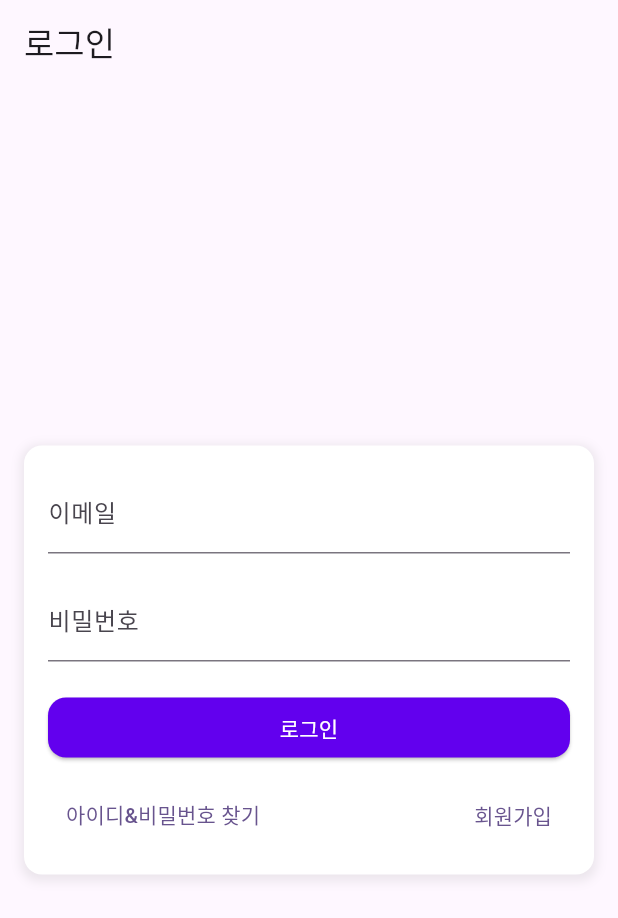
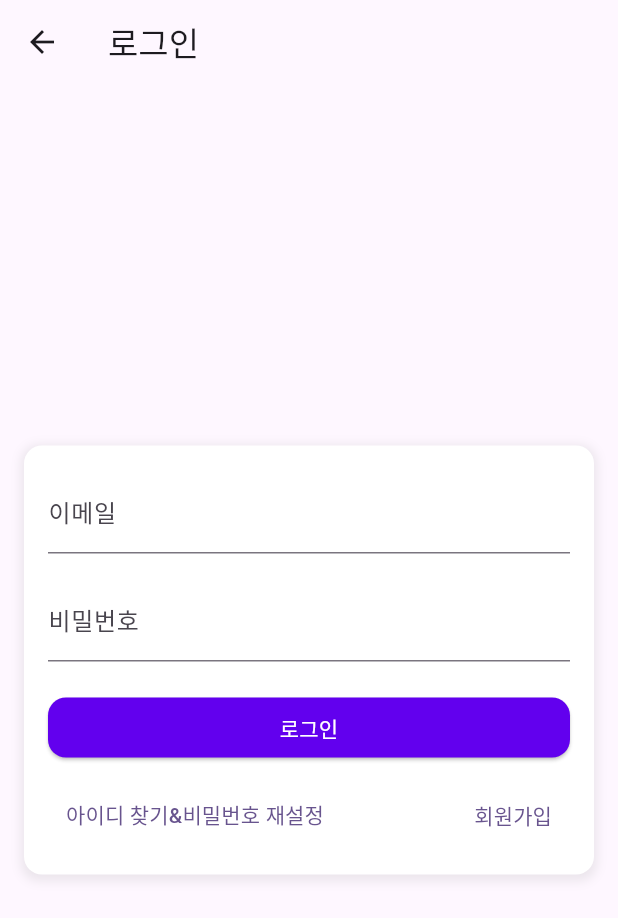
Before and after one commit to Aedli/secretDiary, a Flutter app: the screen it shows after launch, on a phone screen of 412 x 824 dp. Shown: the top 918 px of the screen. Run offline on Flutter 3.47's test engine with Material 3 defaults, Android fonts, the phone set to English and light mode, and no system bars; our stand-ins replace cloud_firestore, firebase_auth, firebase_core, flutter_dotenv, image_picker, video_player; accounts and stored records are empty.

Commit message:
로그인 부분 리팩토링

```diff
--- a/lib/routes.dart
+++ b/lib/routes.dart
@@ -16,7 +16,7 @@ class AppRoutes {
 
   static Map<String, WidgetBuilder> getRoutes() {
     return {
-      login: (context) => const LoginScreen(),
+      login: (context) => LoginScreen(),
       forgotPassword: (context) => ForgotPasswordScreen(),
       signUp: (context) => SignUpScreen(),
       account: (context) => const AccountPage(),
--- a/lib/screens/login_screen.dart
+++ b/lib/screens/login_screen.dart
@@ -1,16 +1,88 @@
 import 'package:flutter/material.dart';
+import '../routes.dart';
+import '../show_dialog.dart';
 import '../widgets/login_form.dart'; // LoginForm 위젯 임포트
+import '../models/user_model.dart'; // UserModel 임포트
 
 class LoginScreen extends StatelessWidget {
-  const LoginScreen({super.key});
+  LoginScreen({super.key});
+
+  final TextEditingController _emailController = TextEditingController();
+  final TextEditingController _passwordController = TextEditingController();
+  final UserModel _userModel = UserModel(); // UserModel 인스턴스 생성
 
   @override
   Widget build(BuildContext context) {
     return Scaffold(
-      appBar: AppBar(title: const Text('로그인')),
-      body: const Center(
-        child: LoginForm(), // LoginForm 위젯 사용
+      appBar: AppBar(
+        title: const Text('로그인'),
+        leading: IconButton(
+          icon: const Icon(Icons.arrow_back),
+          onPressed: () {
+            Navigator.pop(context);
+          },
+        ),
+      ),
+      body: Center(
+        child: LoginForm(
+          emailController: _emailController,
+          passwordController: _passwordController,
+          onSignIn: (context) => _signIn(context), // 로그인 함수 전달
+          onNavigateToForgot: () => _navigateToForgotScreen(context), // 비밀번호 찾기 함수 전달
+          onNavigateToSignUp: () => _navigateToSignUpScreen(context), // 회원가입 함수 전달
+        ), // LoginForm 위젯 사용
       ),
     );
   }
+
+  void _signIn(BuildContext context) async {
+    String email = _emailController.text.trim();
+    String password = _passwordController.text.trim();
+
+    // 이메일 입력 확인
+    if (email.isEmpty) {
+      showErrorDialog(context, '이메일을 입력하세요.'); // 이메일이 비어있을 때
+      return;
+    }
+
+    // 이메일 형식 확인
+    RegExp emailRegExp = RegExp(r'^[a-zA-Z0-9._%+-]+@[a-zA-Z0-9.-]+\.[a-zA-Z]{2,}$');
+    if (!emailRegExp.hasMatch(email)) {
+      showErrorDialog(context, '이메일 형식이 올바르지 않습니다.'); // 이메일 형식이 유효하지 않을 때
+      return;
+    }
+
+    // 비밀번호 입력 확인
+    if (password.isEmpty) {
+      showErrorDialog(context, '비밀번호를 입력하세요.'); // 비밀번호가 비어있을 때
+      return;
+    }
+
+    // UserModel을 사용하여 로그인 시도
+    final userCredential = await _userModel.signIn(email, password);
+
+    if (userCredential != null) {
+      // Firestore에서 사용자 이름 가져오기
+      String? userName = await _userModel.getUserName(userCredential.user?.uid ?? '');
+
+      if (userName != null) {
+        showSuccessDialog(context, '$userName님 반갑습니다!', () {
+          Navigator.pushReplacementNamed(context, AppRoutes.tapPage); // TapPage로 이동
+        });
+      } else {
+        showErrorDialog(context, '사용자 정보를 찾을 수 없습니다.'); // 사용자가 없을 경우
+      }
+    } else {
+      showErrorDialog(context, '로그인 중 오류가 발생했습니다.'); // 로그인 실패 시 에러 처리
+    }
+  }
+
+
+  void _navigateToForgotScreen(BuildContext context) {
+    Navigator.pushNamed(context, AppRoutes.forgotPassword);
+  }
+
+  void _navigateToSignUpScreen(BuildContext context) {
+    Navigator.pushNamed(context, AppRoutes.signUp);
+  }
 }
--- a/lib/widgets/login_form.dart
+++ b/lib/widgets/login_form.dart
@@ -1,20 +1,21 @@
 import 'package:flutter/material.dart';
 import '../constants.dart'; // constants.dart 파일 임포트
-import '../show_dialog.dart'; // show_dialog.dart 파일 임포트
-import '../routes.dart'; // routes.dart 파일 임포트
-import '../models/user_model.dart'; // UserModel 임포트
 
-class LoginForm extends StatefulWidget {
-  const LoginForm({super.key});
+class LoginForm extends StatelessWidget {
+  final TextEditingController emailController;
+  final TextEditingController passwordController;
+  final Function(BuildContext) onSignIn; // 로그인 함수 콜백
+  final VoidCallback onNavigateToForgot; // 비밀번호 찾기 함수 콜백
+  final VoidCallback onNavigateToSignUp; // 회원가입 함수 콜백
 
-  @override
-  LoginFormState createState() => LoginFormState();
-}
-
-class LoginFormState extends State<LoginForm> {
-  final TextEditingController _emailController = TextEditingController();
-  final TextEditingController _passwordController = TextEditingController();
-  final UserModel _userModel = UserModel(); // UserModel 인스턴스 생성
+  const LoginForm({
+    super.key,
+    required this.emailController,
+    required this.passwordController,
+    required this.onSignIn,
+    required this.onNavigateToForgot,
+    required this.onNavigateToSignUp,
+  });
 
   @override
   Widget build(BuildContext context) {
@@ -38,7 +39,7 @@ class LoginFormState extends State<LoginForm> {
           mainAxisSize: MainAxisSize.min, // 자식 요소에 맞춰 최소 크기로 설정
           children: [
             TextField(
-              controller: _emailController,
+              controller: emailController,
               decoration: const InputDecoration(
                 labelText: '이메일',
                 hintText: 'aaa@example.com',
@@ -48,7 +49,7 @@ class LoginFormState extends State<LoginForm> {
             ),
             const SizedBox(height: 16), // 입력 필드 간격
             TextField(
-              controller: _passwordController,
+              controller: passwordController,
               decoration: const InputDecoration(
                 labelText: '비밀번호',
                 labelStyle: AppConstants.labelTextStyle, // 레이블 텍스트 스타일
@@ -61,7 +62,7 @@ class LoginFormState extends State<LoginForm> {
                 Expanded(
                   child: ElevatedButton(
                     onPressed: () {
-                      _signIn(context); // context를 전달
+                      onSignIn(context); // 로그인 함수 호출
                     },
                     style: ElevatedButton.styleFrom(
                       backgroundColor: AppConstants.primaryColor, // 버튼 색상
@@ -82,15 +83,11 @@ class LoginFormState extends State<LoginForm> {
               mainAxisAlignment: MainAxisAlignment.spaceBetween,
               children: [
                 TextButton(
-                  onPressed: () {
-                    _navigateToForgotScreen(context); // context를 전달
-                  },
-                  child: const Text('아이디&비밀번호 찾기'),
+                  onPressed: onNavigateToForgot, // 비밀번호 찾기 함수 호출
+                  child: const Text('아이디 찾기&비밀번호 재설정'),
                 ),
                 TextButton(
-                  onPressed: () {
-                    _navigateToSignUpScreen(context); // context를 전달
-                  },
+                  onPressed: onNavigateToSignUp, // 회원가입 함수 호출
                   child: const Text('회원가입'),
                 ),
               ],
@@ -100,35 +97,4 @@ class LoginFormState extends State<LoginForm> {
       ),
     );
   }
-
-  void _signIn(BuildContext context) async {
-    String email = _emailController.text.trim();
-    String password = _passwordController.text.trim();
-
-    // UserModel을 사용하여 로그인 시도
-    final userCredential = await _userModel.signIn(email, password);
-
-    if (userCredential != null) {
-      // Firestore에서 사용자 이름 가져오기
-      String? userName = await _userModel.getUserName(userCredential.user?.uid ?? '');
-
-      if (userName != null) {
-        showSuccessDialog(context, '$userName님 반갑습니다!', () {
-          Navigator.pushReplacementNamed(context, AppRoutes.tapPage); // TapPage로 이동
-        });
-      } else {
-        showErrorDialog(context, '사용자 정보를 찾을 수 없습니다.');
-      }
-    } else {
-      showErrorDialog(context, '로그인 중 오류가 발생했습니다.'); // 로그인 실패 시 에러 처리
-    }
-  }
-
-  void _navigateToForgotScreen(BuildContext context) {
-    Navigator.pushNamed(context, AppRoutes.forgotPassword);
-  }
-
-  void _navigateToSignUpScreen(BuildContext context) {
-    Navigator.pushNamed(context, AppRoutes.signUp);
-  }
 }
```
